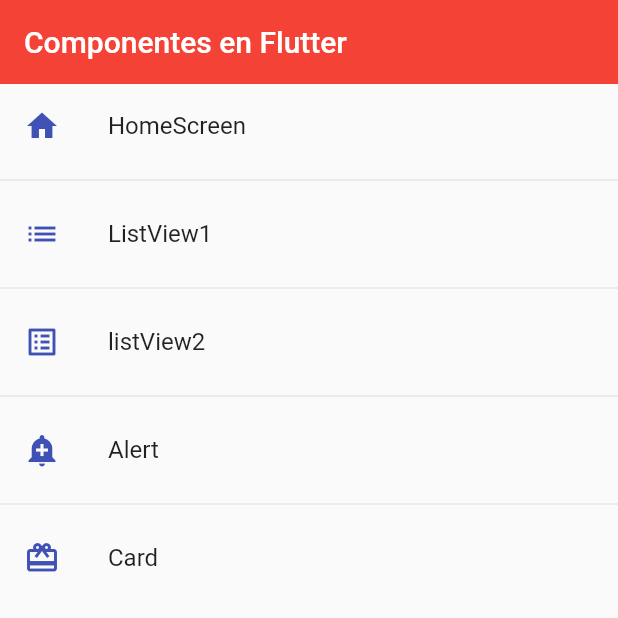
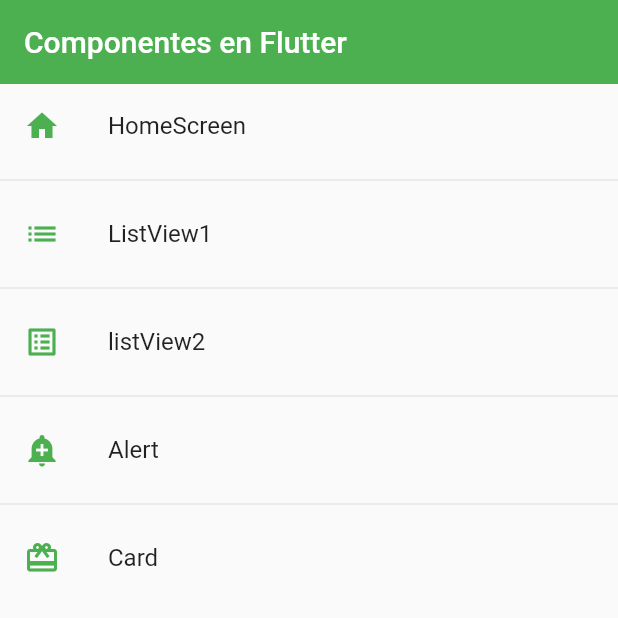
Before and after one commit to AlphaFG00/Fluter_ReCheck, a Flutter app: the screen it shows after launch, on a phone screen of 412 x 824 dp, the top half of it. Run offline on Flutter 3.47's test engine with Material 2 defaults, Android fonts, the phone set to English and light mode, and no system bars.

Commit message:
Global Style Themes Optimization Done

```diff
--- a/flutter_application_2/lib/main.dart
+++ b/flutter_application_2/lib/main.dart
@@ -1,5 +1,6 @@
 import 'package:flutter/material.dart';
 import 'package:flutter_application_2/routes/app_routes.dart';
+import 'package:flutter_application_2/themes/app_theme.dart';
 
 void main() => runApp(MyApp());
 
@@ -16,14 +17,7 @@ class MyApp extends StatelessWidget {
       onGenerateRoute: AppRoutes.onGenerateRoute,
       //cambiar globalmente los colores
       //copy toma todos los colores del tema
-      theme: ThemeData.light().copyWith(
-        primaryColor: Colors.indigo,
-        //tema del appbar
-        appBarTheme: const AppBarTheme(
-          color: Colors.red,
-          elevation: 0,
-        ),
-      ),
+      theme: AppTheme.lightTheme,
     );
   }
 }
--- a/flutter_application_2/lib/screens/home_screen.dart
+++ b/flutter_application_2/lib/screens/home_screen.dart
@@ -1,6 +1,7 @@
 import 'package:flutter/material.dart';
 import 'package:flutter_application_2/routes/app_routes.dart';
 import 'package:flutter_application_2/screens/screens.dart';
+import 'package:flutter_application_2/themes/app_theme.dart';
 
 class HomeScreen extends StatelessWidget {
   const HomeScreen({Key? key}) : super(key: key);
@@ -17,7 +18,8 @@ class HomeScreen extends StatelessWidget {
         body: ListView.separated(
             itemBuilder: (context, index) => ListTile(
                   title: Text(menuOptions[index].name),
-                  leading: Icon(menuOptions[index].icon, color: Colors.indigo),
+                  leading:
+                      Icon(menuOptions[index].icon, color: AppTheme.primary),
                   onTap: () {
                     //implementando la navegacion manera 1
                     /*
--- /dev/null
+++ b/flutter_application_2/lib/themes/app_theme.dart
@@ -0,0 +1,22 @@
+import 'package:flutter/material.dart';
+
+class AppTheme {
+  static const Color primary = Colors.green;
+  static final ThemeData lightTheme = ThemeData.light().copyWith(
+      primaryColor: primary,
+      //tema del appbar
+      appBarTheme: const AppBarTheme(
+        color: primary,
+        elevation: 0,
+      ));
+
+  static const Color primaryDark = Colors.purple;
+  static final ThemeData darkTheme = ThemeData.dark().copyWith(
+      primaryColor: primaryDark,
+      //tema del appbar
+      appBarTheme: const AppBarTheme(
+        color: primaryDark,
+        elevation: 0,
+      ),
+      scaffoldBackgroundColor: Colors.black);
+}
```
